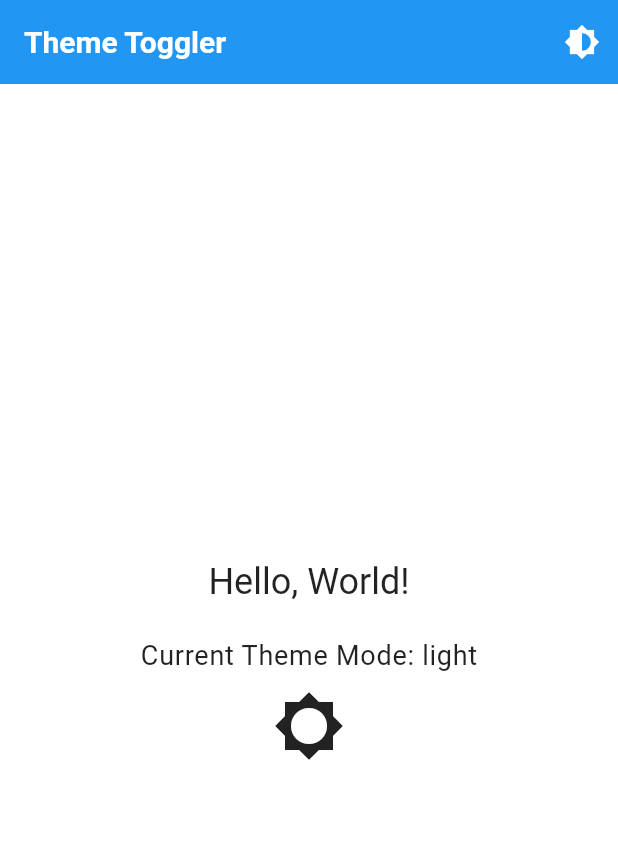
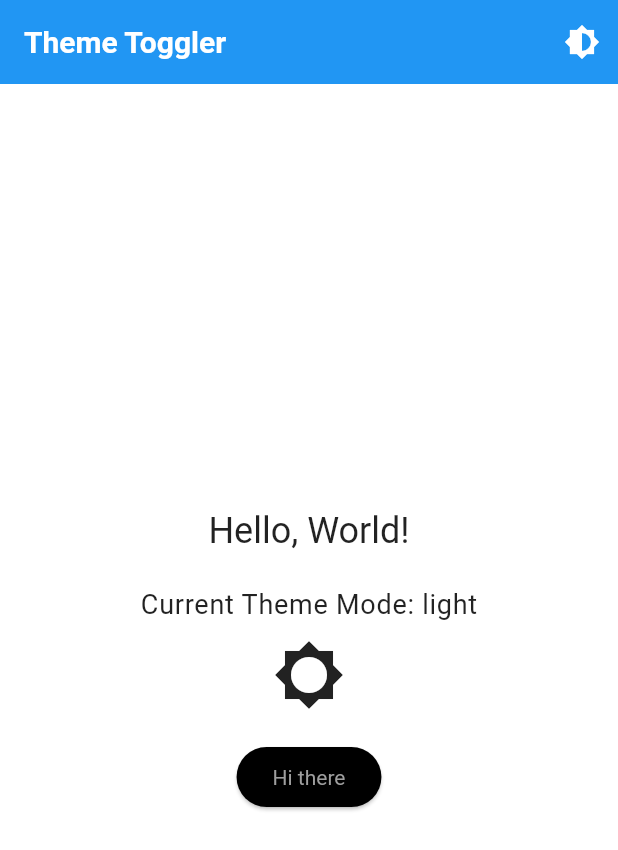
Before and after one commit to App-Akademie/dark_mode_switcher, a Flutter app: the screen it shows after launch, on a phone screen of 412 x 824 dp. Shown: the top 850 px of the screen. Run offline on Flutter 3.47's test engine with Material 3 defaults, Android fonts, the phone set to English and light mode, and no system bars.

Commit message:
Added button with styling.

```diff
--- a/lib/main.dart
+++ b/lib/main.dart
@@ -24,6 +24,12 @@ ThemeData lightTheme = ThemeData(
     ),
     iconTheme: IconThemeData(color: Colors.white), // Icon color
   ),
+  elevatedButtonTheme: ElevatedButtonThemeData(
+      style: ElevatedButton.styleFrom(
+    foregroundColor: Colors.grey,
+    backgroundColor: Colors.black,
+    textStyle: const TextStyle(),
+  )),
   colorScheme: ColorScheme.fromSeed(seedColor: Colors.blue),
   scaffoldBackgroundColor: Colors.white,
 );
@@ -34,7 +40,7 @@ ThemeData darkTheme = ThemeData(
     displayLarge: TextStyle(
         fontSize: 32, fontWeight: FontWeight.bold, color: darkThemeTextColor),
     headlineMedium: TextStyle(
-        fontSize: 24,
+        fontSize: 38,
         color: darkThemeTextColor), // Keep the headlineMedium for dark mode
     bodyLarge: TextStyle(fontSize: 18, color: darkThemeTextColor),
     bodyMedium: TextStyle(fontSize: 16, color: darkThemeTextColor),
@@ -48,6 +54,13 @@ ThemeData darkTheme = ThemeData(
       fontWeight: FontWeight.bold,
     ),
     iconTheme: IconThemeData(color: Colors.white), // Icon color
+  ),
+  elevatedButtonTheme: ElevatedButtonThemeData(
+    style: ElevatedButton.styleFrom(
+      foregroundColor: Colors.yellow,
+      backgroundColor: Colors.red,
+      textStyle: const TextStyle(fontWeight: FontWeight.bold),
+    ),
   ),
   colorScheme: ColorScheme.fromSeed(seedColor: Colors.red)
       .copyWith(brightness: Brightness.dark),
@@ -138,12 +151,12 @@ class MyWidget extends StatelessWidget {
           style: Theme.of(context).textTheme.headlineMedium,
         ),
         const SizedBox(height: 20),
-        Text(
-          'Current Theme Mode: ${themeMode.toString().split('.').last}',
-          style: Theme.of(context).textTheme.bodyLarge,
-        ),
+        Text('Current Theme Mode: ${themeMode.toString().split('.').last}',
+            style: Theme.of(context).textTheme.bodyLarge),
         const SizedBox(height: 10),
         Icon(themeModeIcon, size: 48),
+        const SizedBox(height: 20),
+        ElevatedButton(onPressed: () {}, child: const Text("Hi there")),
       ],
     );
   }
```
